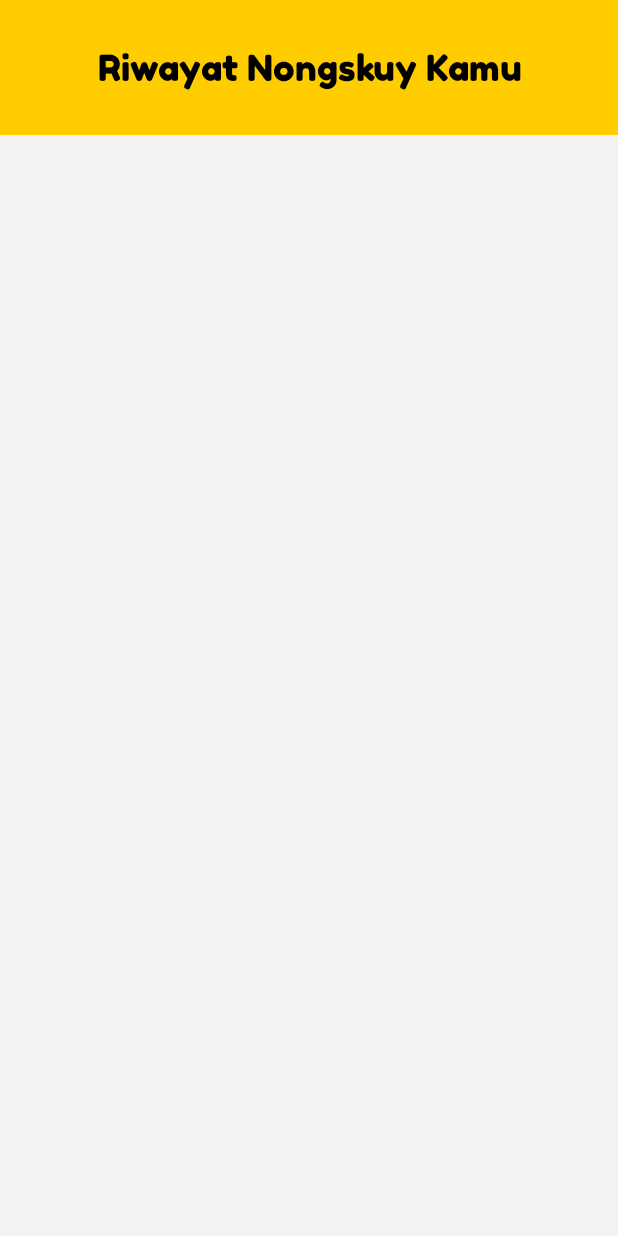
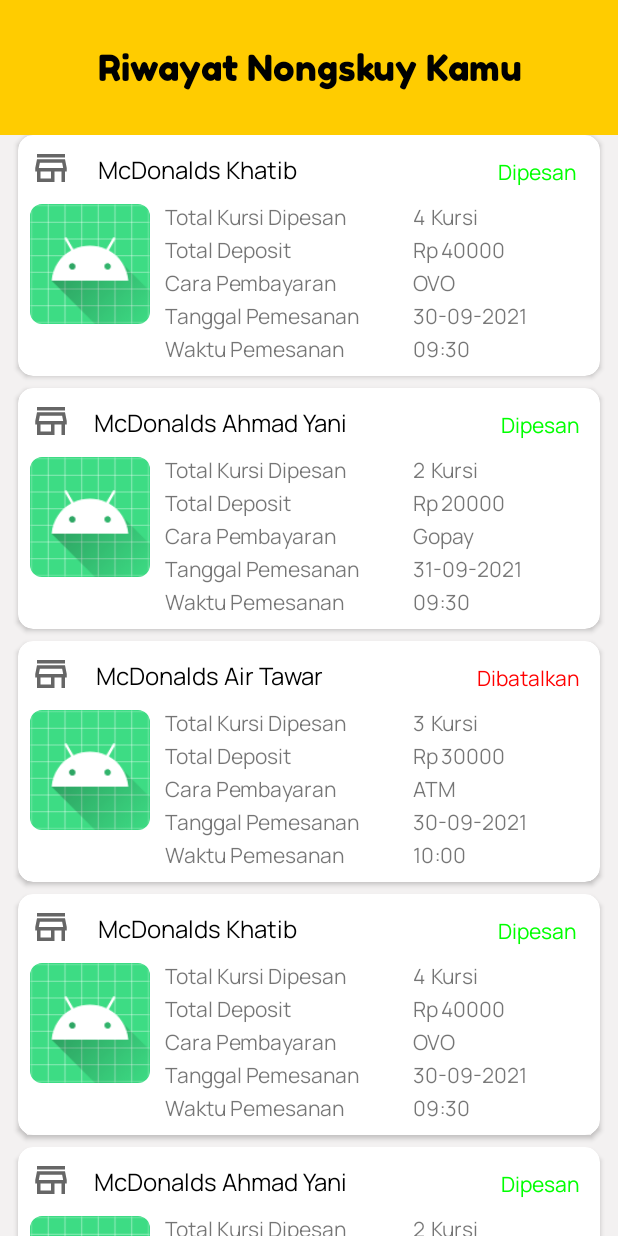
Before and after one commit to Deballl13/Nongsky, an Android app: the RiwayatPemesananTempatActivity screen opened directly, with no data from a screen before it, on a phone screen of 412 x 824 dp. Run offline under Robolectric (Android 15) with nearby library versions, the phone set to English and light mode, and no system bars; our stand-ins replace CircleImageView.

Commit message:
logic riwayat pesan ditemukan dan tidak ditemukan

```diff
--- a/app/src/main/java/com/nongskuy/nongskuy/RiwayatPemesananTempatActivity.java
+++ b/app/src/main/java/com/nongskuy/nongskuy/RiwayatPemesananTempatActivity.java
@@ -17,6 +17,8 @@
 
     RecyclerView rvRiwayatNongskuy;
     RiwayatNongskuyAdapter riwayatNongskuyAdapter;
+    ConstraintLayout layoutRiwayatPesanDitemukan;
+    ConstraintLayout layoutRiwayatPesanTidakDitemukan;
 
     @Override
     protected void onCreate(Bundle savedInstanceState) {
@@ -25,12 +27,21 @@
 
         LinearLayoutManager layoutManager= new LinearLayoutManager(this);
 
-        rvRiwayatNongskuy = findViewById(R.id.rvRiwayatNongskuy);
-        rvRiwayatNongskuy.setAdapter(riwayatNongskuyAdapter);
-        rvRiwayatNongskuy.setLayoutManager(layoutManager);
+        layoutRiwayatPesanDitemukan = findViewById(R.id.layoutRiwayatPesanDitemukan);
+        layoutRiwayatPesanTidakDitemukan = findViewById(R.id.layoutRiwayatPesanTidakDitemukan);
 
         riwayatNongskuyAdapter = new RiwayatNongskuyAdapter();
         riwayatNongskuyAdapter.setListRiwayatNongskuy(dataDummy());
+
+        if(riwayatNongskuyAdapter.getItemCount() > 0){
+            rvRiwayatNongskuy = findViewById(R.id.rvRiwayatNongskuy);
+            rvRiwayatNongskuy.setAdapter(riwayatNongskuyAdapter);
+            rvRiwayatNongskuy.setLayoutManager(layoutManager);
+
+            layoutRiwayatPesanDitemukan.setVisibility(View.VISIBLE);
+            layoutRiwayatPesanTidakDitemukan.setVisibility(View.INVISIBLE);
+        }
+
     }
 
     public ArrayList<RiwayatNongskuy> dataDummy(){
--- a/app/src/main/res/layout/activity_riwayat_pemesanan_tempat.xml
+++ b/app/src/main/res/layout/activity_riwayat_pemesanan_tempat.xml
@@ -38,7 +38,8 @@
         android:layout_width="match_parent"
         android:layout_height="match_parent"
         android:layout_marginTop="90dp"
-        android:background="@color/background_gray">
+        android:background="@color/background_gray"
+        android:visibility="invisible">
 
         <androidx.recyclerview.widget.RecyclerView
             android:id="@+id/rvRiwayatNongskuy"
@@ -51,8 +52,7 @@
         android:id="@+id/layoutRiwayatPesanTidakDitemukan"
         android:layout_width="match_parent"
         android:layout_height="match_parent"
-        android:layout_marginTop="90dp"
-        android:visibility="invisible">
+        android:layout_marginTop="90dp">
 
         <ImageView
             android:id="@+id/noDataAvail"
```
